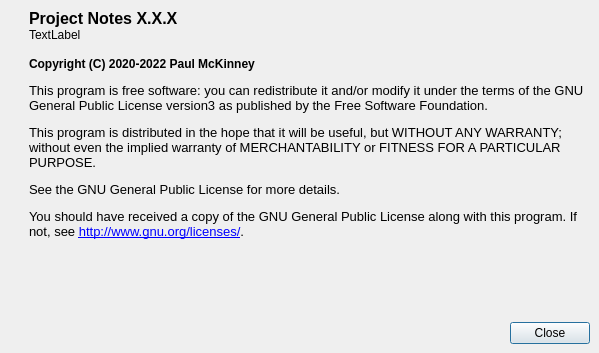
Old version of the form aboutdialog.ui in the repository kestermckinney/ProjectNotes.
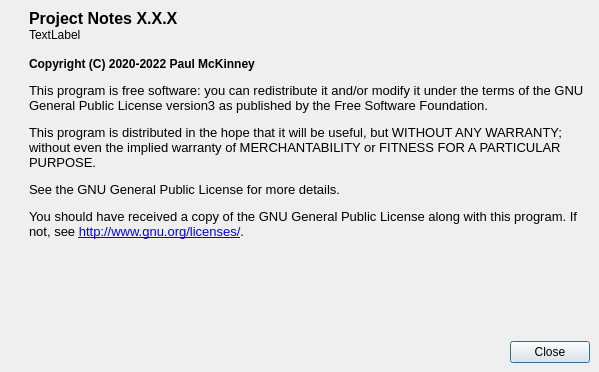
New version of the form. Icons and pictures are not drawn.

Diff of the .ui file:
```diff
--- a/aboutdialog.ui
+++ b/aboutdialog.ui
@@ -10,7 +10,7 @@
     <x>0</x>
     <y>0</y>
     <width>599</width>
-    <height>353</height>
+    <height>372</height>
    </rect>
   </property>
   <property name="windowTitle">
```
Left out of the diff: 14 changed lines with no effect on the pictures.
